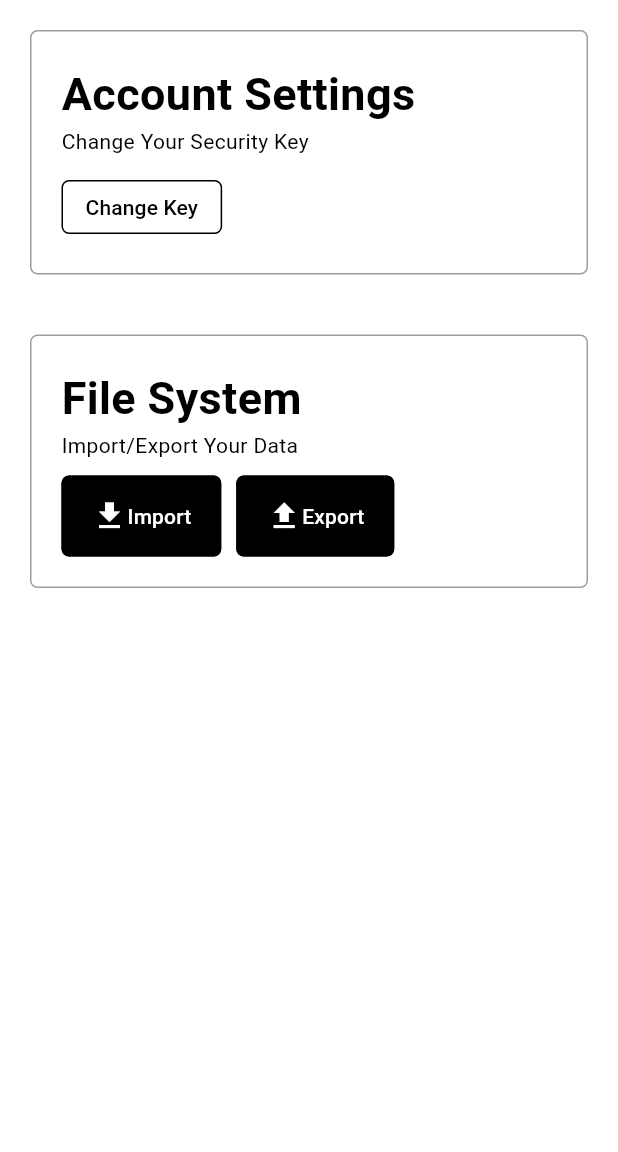
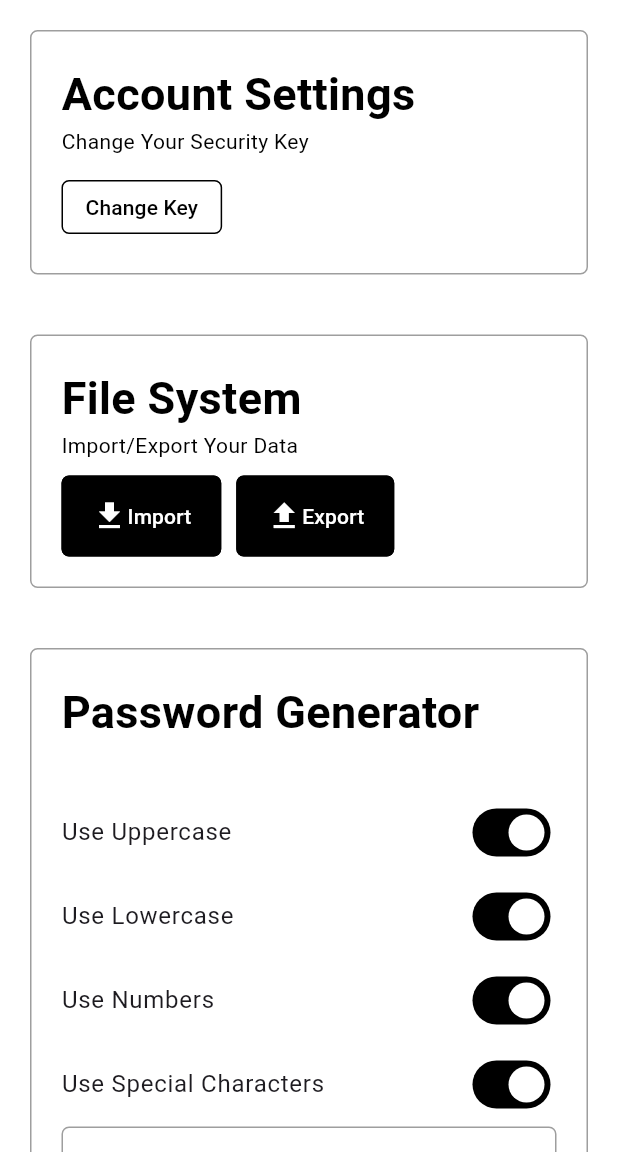
Before and after one commit to hazemxiii/protect_it, a Flutter app: the SettingsPage screen opened directly, on a phone screen of 412 x 824 dp, the part 84-1236 px from its top. Run offline on Flutter 3.47's test engine with Material 3 defaults, Android fonts, the phone set to English and light mode, and no system bars; our stand-ins replace file_picker, flutter_colorpicker, permission_handler, shared_preferences; missing offline and left inert: clipboard, encrypt, fuzzywuzzy; accounts and stored records are empty.

Commit message:
password generator done

```diff
--- a/lib/service/random_pass.dart
+++ b/lib/service/random_pass.dart
@@ -2,63 +2,114 @@ import 'dart:math';
 
 class RandomPass {
   late int _length;
-  final Set<String> _special = {
-    "\$",
-    "#",
-    "@",
-    "!",
-    "~",
-    "&",
-    "*",
-    "-",
-    "_",
-    "+",
-    "=",
-    "%"
-  };
+  final Set<String> _special = {};
+
+  late bool _upper;
+  late bool _lower;
+  late bool _nums;
+  late bool _specialActive;
 
   final Map<String, Function> _generator = {};
 
-  RandomPass(
-      {required bool upper,
+  RandomPass({
+    required bool upper,
     required bool lower,
     required bool nums,
     required int length,
     required bool specialActive,
     required List<String> special,
-      required List<String> not}) {
+  }) {
     _length = length;
-    if (upper) {
+    _upper = upper;
+    _lower = lower;
+    _nums = nums;
+    _special.addAll(special);
+    _specialActive = specialActive;
+  }
+
+  void _setGenerators() {
+    if (_upper) {
       int a = "A".codeUnitAt(0);
       int z = "Z".codeUnitAt(0);
       _generator['upper'] = () {
         return String.fromCharCode(Random().nextInt(z - a + 1) + a);
       };
+    } else {
+      _generator.remove("upper");
     }
-    if (lower) {
+    if (_lower) {
       _generator['lower'] = () {
         int a = "a".codeUnitAt(0);
         int z = "z".codeUnitAt(0);
         return String.fromCharCode(Random().nextInt(z - a + 1) + a);
       };
+    } else {
+      _generator.remove("lower");
     }
-    if (nums) {
+    if (_nums) {
       _generator['nums'] = () => Random().nextInt(10).toString();
+    } else {
+      _generator.remove("nums");
     }
-    if (specialActive) {
+    if (_specialActive && _special.isNotEmpty) {
       _special.addAll(special);
-      _special.removeAll(not);
       _generator['special'] =
           () => _special.elementAt(Random().nextInt(_special.length));
+    } else {
+      _specialActive = false;
+      _generator.remove("special");
     }
   }
 
   String create() {
+    _setGenerators();
     String s = "";
-    while (s.length < _length) {
+    for (int i = 0; i < _length; i++) {
       List<String> keys = _generator.keys.toList();
+      if (keys.isEmpty) {
+        return "";
+      }
+      try {
         s += _generator[keys[Random().nextInt(keys.length)]]!();
+      } catch (e) {
+        s += "";
+      }
     }
     return s;
   }
+
+  void setUpper(bool v) {
+    _upper = v;
   }
+
+  void setLower(bool v) {
+    _lower = v;
+  }
+
+  void setSpecialActive(bool v) {
+    _specialActive = v;
+  }
+
+  void setNums(bool v) {
+    _nums = v;
+  }
+
+  void setSpecial(String s) {
+    _special.clear();
+    _special.addAll(s.split("").toSet());
+    if (_special.isEmpty) {
+      _specialActive = false;
+    }
+  }
+
+  void setLength(int l) {
+    _length = l;
+  }
+
+  bool get upper => _upper;
+  bool get lower => _lower;
+  bool get nums => _nums;
+  bool get specialActive => _specialActive;
+  int get length => _length;
+  List<String> get special => _special.toList();
+}
--- /dev/null
+++ b/lib/settings_page/random_pass_widget.dart
@@ -0,0 +1,135 @@
+import 'package:flutter/material.dart';
+import 'package:protect_it/service/prefs.dart';
+import 'package:protect_it/service/random_pass.dart';
+
+class RandomPassWidget extends StatefulWidget {
+  const RandomPassWidget({super.key});
+
+  @override
+  State<RandomPassWidget> createState() => _RandomPassWidgetState();
+}
+
+class _RandomPassWidgetState extends State<RandomPassWidget> {
+  RandomPass randomPassGenerator = Prefs.getRandomPass();
+  // RandomPass prevState = Prefs.getRandomPass();
+  late TextEditingController _controller;
+  final _generatedController = TextEditingController();
+
+  @override
+  void initState() {
+    _controller =
+        TextEditingController(text: randomPassGenerator.special.join());
+    super.initState();
+  }
+
+  @override
+  Widget build(BuildContext context) {
+    return Column(
+      children: [
+        _switch("Use Uppercase", randomPassGenerator.upper,
+            randomPassGenerator.setUpper),
+        _switch("Use Lowercase", randomPassGenerator.lower,
+            randomPassGenerator.setLower),
+        _switch("Use Numbers", randomPassGenerator.nums,
+            randomPassGenerator.setNums),
+        _switch("Use Special Characters", randomPassGenerator.specialActive,
+            randomPassGenerator.setSpecialActive),
+        _input("Special Characters", null, false, _controller),
+        const SizedBox(
+          height: 5,
+        ),
+        _lengthIndicator(),
+        _lengthSlider(),
+        const SizedBox(
+          height: 5,
+        ),
+        _input("Generated Password", _suffix(), true, _generatedController),
+      ],
+    );
+  }
+
+  Widget _switch(String text, bool value, Function onTap) {
+    return SwitchListTile(
+      activeColor: Colors.white,
+      activeTrackColor: Colors.black,
+      inactiveThumbColor: Colors.black,
+      inactiveTrackColor: Colors.white,
+      hoverColor: Colors.transparent,
+      contentPadding: const EdgeInsets.all(0),
+      value: value,
+      onChanged: (v) => _applyChanges(onTap, v),
+      title: Text(text),
+    );
+  }
+
+  Widget _input(String hintText, IconButton? suffix, bool isGenerateInput,
+      TextEditingController controller) {
+    const border = OutlineInputBorder(
+        borderSide: BorderSide(color: Colors.grey),
+        borderRadius: BorderRadius.all(Radius.circular(5)));
+
+    const borderF = OutlineInputBorder(
+        borderSide: BorderSide(color: Colors.black, width: 2),
+        borderRadius: BorderRadius.all(Radius.circular(5)));
+    return TextField(
+      // enabled: !isGenerateInput,
+      style: const TextStyle(color: Colors.black),
+      cursorColor: Colors.black,
+      decoration: InputDecoration(
+          disabledBorder: border,
+          suffixIcon: suffix,
+          hintStyle: const TextStyle(color: Colors.grey),
+          focusedBorder: borderF,
+          enabledBorder: border,
+          hintText: hintText),
+      onChanged: !isGenerateInput
+          ? (v) => _applyChanges(randomPassGenerator.setSpecial, v)
+          : null,
+      controller: controller,
+    );
+  }
+
+  Widget _lengthIndicator() {
+    return Row(
+      children: [
+        Text(
+          "Password Length: ${randomPassGenerator.length}",
+          style: const TextStyle(fontWeight: FontWeight.bold),
+        ),
+      ],
+    );
+  }
+
+  Widget _lengthSlider() {
+    return Slider(
+        thumbColor: Colors.white,
+        label: randomPassGenerator.length.toString(),
+        activeColor: Colors.black,
+        min: 6,
+        max: 100,
+        divisions: 94,
+        value: randomPassGenerator.length.toDouble(),
+        onChanged: (v) {
+          _applyChanges(randomPassGenerator.setLength, v.toInt());
+        });
+  }
+
+  IconButton _suffix() {
+    return IconButton(
+        onPressed: () {
+          setState(() {
+            _generatedController.text = randomPassGenerator.create();
+          });
+        },
+        icon: const Icon(
+          Icons.restart_alt_rounded,
+          color: Colors.black,
+        ));
+  }
+
+  void _applyChanges(Function onTap, dynamic v) async {
+    onTap(v);
+    await Prefs.saveRandomPassData(randomPassGenerator);
+    setState(() {});
+  }
+}
--- a/lib/settings_page/settings.dart
+++ b/lib/settings_page/settings.dart
@@ -3,6 +3,7 @@ import 'package:protect_it/settings_page/change_dialog_widget.dart';
 import 'package:protect_it/secret_code.dart';
 import 'package:protect_it/service/account_notifier.dart';
 import 'package:protect_it/service/storage.dart';
+import 'package:protect_it/settings_page/random_pass_widget.dart';
 import 'package:provider/provider.dart';
 
 class SettingsPage extends StatefulWidget {
@@ -25,7 +26,14 @@ class _SettingsPageState extends State<SettingsPage> {
       ),
       body: SingleChildScrollView(
         child: Column(
-          children: [_accountSection(context), _fileSection(context)],
+          children: [
+            _accountSection(context),
+            _fileSection(context),
+            const SettingsSectionWidget(
+                content: RandomPassWidget(),
+                title: "Password Generator",
+                hint: "")
+          ],
         ),
       ),
     );
```
Also changed, not shown: lib/service/prefs.dart (+13 -2 lines). Lines whose indentation alone changed are shown as unchanged.
